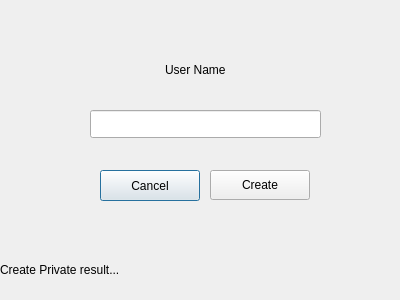
Old version of the form createprivatepage.ui in the repository borhanem/Messenger_Void_13.
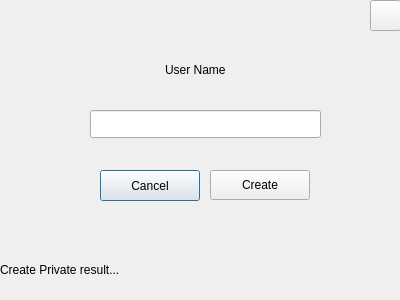
New version of the form.

```diff
--- a/createprivatepage.ui
+++ b/createprivatepage.ui
@@ -99,6 +99,22 @@
     <string>Create</string>
    </property>
   </widget>
+  <widget class="QToolButton" name="Exit_pbn">
+   <property name="geometry">
+    <rect>
+     <x>370</x>
+     <y>0</y>
+     <width>31</width>
+     <height>31</height>
+    </rect>
+   </property>
+   <property name="styleSheet">
+    <string notr="true"/>
+   </property>
+   <property name="text">
+    <string/>
+   </property>
+  </widget>
  </widget>
  <resources/>
  <connections/>
```
